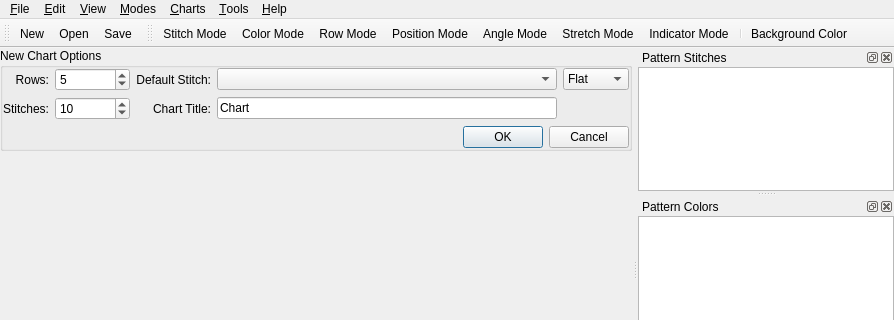
Qt form src/mainwindow.ui (iPenguin/CrochetCharts) before a commit; both pictures show x 0 to 894 and y 0 to 320 of the 894 by 511 pixel window.
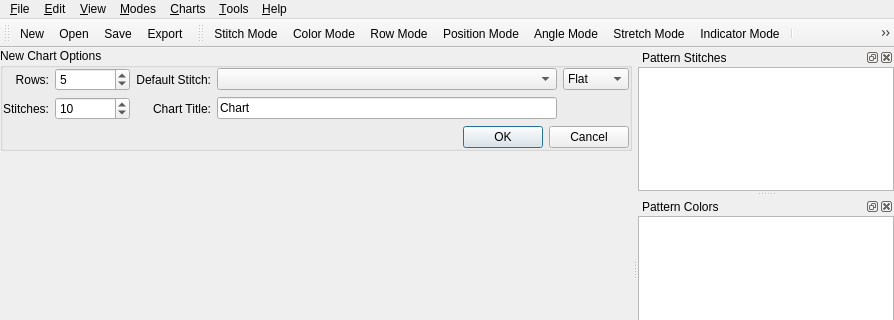
The same form after that commit. Icons and pictures are not drawn.

Commit message: Add export to toolbar. new export icon. minor rearrangement of export svg code

Diff of the .ui file:
```diff
--- a/src/mainwindow.ui
+++ b/src/mainwindow.ui
@@ -298,6 +298,7 @@
    <addaction name="actionNew"/>
    <addaction name="actionOpen"/>
    <addaction name="actionSave"/>
+   <addaction name="actionExport"/>
   </widget>
   <widget class="QStatusBar" name="statusBar"/>
   <widget class="QDockWidget" name="patternStitchesDock">
```
Left out of the diff: 6 changed lines with no effect on the pictures. The commit also changes 5 other files.
